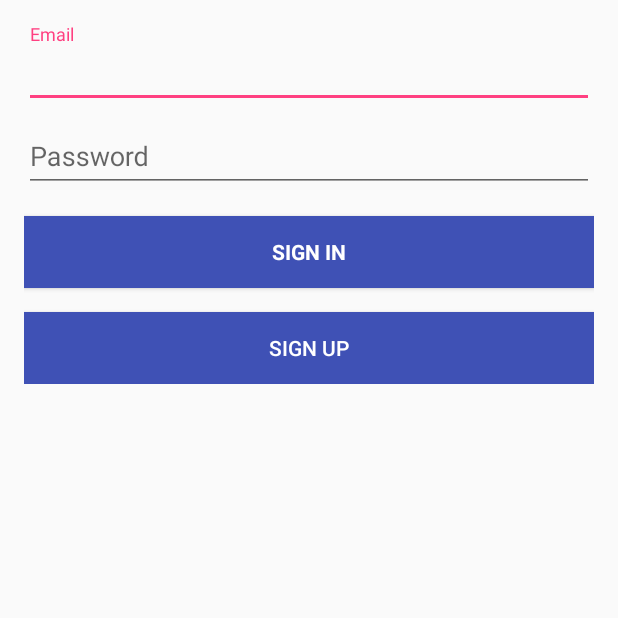
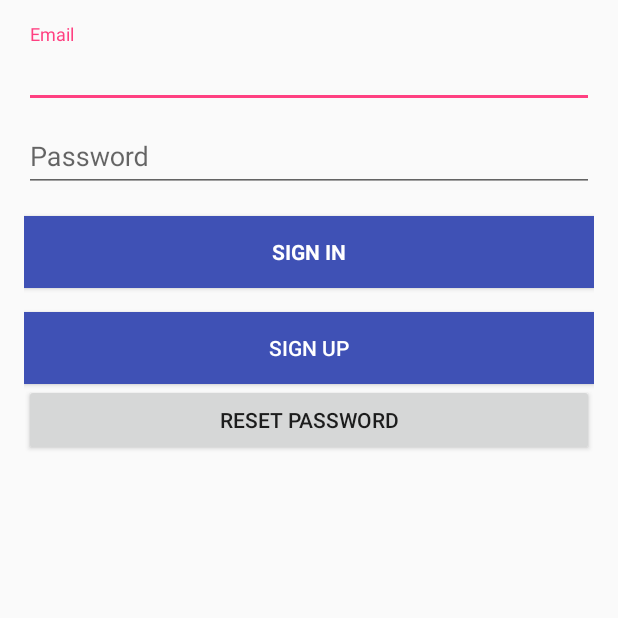
Before and after one commit to abdulkhobirr/Attendees-android, an Android app: the screen it shows after launch (LoginActivity), on a phone screen of 412 x 824 dp, the top half of it. Run offline under Robolectric (Android 15) with nearby library versions, the phone set to English and light mode, and no system bars; our stand-ins replace Firebase (no records; nobody signed in at launch, a user with empty details on screens opened directly).

Commit message:
reset password

```diff
--- a/app/src/main/AndroidManifest.xml
+++ b/app/src/main/AndroidManifest.xml
@@ -38,9 +38,13 @@
             android:label="Sign Up"
             android:parentActivityName=".LoginActivity" />
         <activity
+            android:name=".ResetPasswordActivity"
+            android:label="Reset Password"
+            android:parentActivityName=".LoginActivity"/>
+        <activity
             android:name=".tambahKegiatanActivity"
             android:label="Tambah Kegiatan"
-            android:parentActivityName=".MainActivity"></activity>
+            android:parentActivityName=".MainActivity"/>
         <activity
             android:name="com.theartofdev.edmodo.cropper.CropImageActivity"
             android:theme="@style/Base.Theme.AppCompat" />
--- a/app/src/main/java/com/example/iqbalzauqul/attendees/LoginActivity.java
+++ b/app/src/main/java/com/example/iqbalzauqul/attendees/LoginActivity.java
@@ -22,7 +22,7 @@
  * Created by iqbalzauqul on 20/11/17.
  */
 
-public class LoginActivity extends AppCompatActivity {
+public class LoginActivity extends AppCompatActivity{
 
 
     ProgressDialog progressDialog;
@@ -31,6 +31,7 @@
     private EditText passwordField;
     private Button signInBtn;
     private Button signUpBtn;
+    private Button forgotButton;
     //Deklarasi autentikasi firebase
     private FirebaseAuth mAuth;
     private FirebaseAuth.AuthStateListener mAuthStateListener;
@@ -45,6 +46,7 @@
         passwordField = findViewById(R.id.password);
         signInBtn = findViewById(R.id.email_sign_in_button);
         signUpBtn = findViewById(R.id.signUpButtonLogin);
+        forgotButton = findViewById(R.id.lupaPasswordButton);
 
         progressDialog = new ProgressDialog(this);
 
@@ -91,6 +93,13 @@
             }
         });
 
+        forgotButton.setOnClickListener(new View.OnClickListener() {
+            @Override
+            public void onClick(View view) {
+                startActivity(new Intent(LoginActivity.this, ResetPasswordActivity.class));
+            }
+        });
+
 
     }
 
@@ -132,4 +141,9 @@
 
         mAuth.addAuthStateListener(mAuthStateListener);
     }
+
+    @Override
+    public void onBackPressed() {
+
+    }
 }
--- a/app/src/main/res/layout/activity_login.xml
+++ b/app/src/main/res/layout/activity_login.xml
@@ -57,7 +57,7 @@
                     android:id="@+id/password"
                     android:layout_width="match_parent"
                     android:layout_height="wrap_content"
-                    android:hint="Password"
+                    android:hint="@string/prompt_password"
                     android:imeActionId="6"
                     android:imeActionLabel="@string/action_sign_in_short"
                     android:imeOptions="actionUnspecified"
@@ -74,7 +74,7 @@
                 android:layout_height="wrap_content"
                 android:layout_marginTop="16dp"
                 android:background="@color/colorPrimary"
-                android:text="SIGN IN"
+                android:text="@string/action_sign_in_short"
                 android:textColor="@color/cardview_light_background"
                 android:textStyle="bold"
 
@@ -86,8 +86,14 @@
                 android:layout_height="wrap_content"
                 android:layout_marginTop="16dp"
                 android:background="@color/colorPrimary"
-                android:text="sign up"
+                android:text="@string/action_sign_up"
                 android:textColor="@color/cardview_light_background" />
+
+            <Button
+                android:id="@+id/lupaPasswordButton"
+                android:layout_width="match_parent"
+                android:layout_height="wrap_content"
+                android:text="@string/btn_reset_password" />
 
         </LinearLayout>
 
--- a/app/src/main/res/values/strings.xml
+++ b/app/src/main/res/values/strings.xml
@@ -9,13 +9,15 @@
 
     <!-- Strings related to login -->
     <string name="prompt_email">Email</string>
-    <string name="prompt_password">Password (optional)</string>
+    <string name="prompt_password">Password</string>
     <string name="action_sign_in">Sign in or register</string>
     <string name="action_sign_in_short">Sign in</string>
+    <string name="action_sign_up">Sign Up</string>
     <string name="error_invalid_email">This email address is invalid</string>
     <string name="error_invalid_password">This password is too short</string>
     <string name="error_incorrect_password">This password is incorrect</string>
     <string name="error_field_required">This field is required</string>
+    <string name="btn_reset_password">Reset Password</string>
     <string name="permission_rationale">"Contacts permissions are needed for providing email
         completions."
     </string>
```
Also changed, not shown: app/src/main/java/com/example/iqbalzauqul/attendees/ResetPasswordActivity.java (added, +76 -0 lines), app/src/main/res/layout/activity_reset_password.xml (added, +70 -0 lines).
